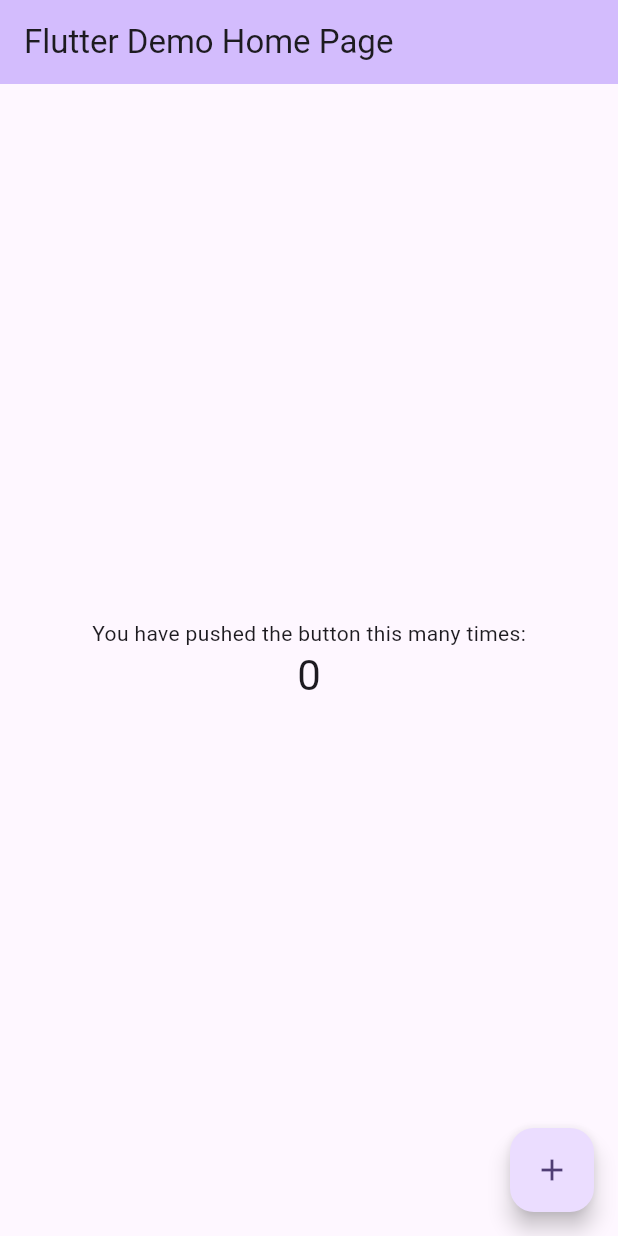
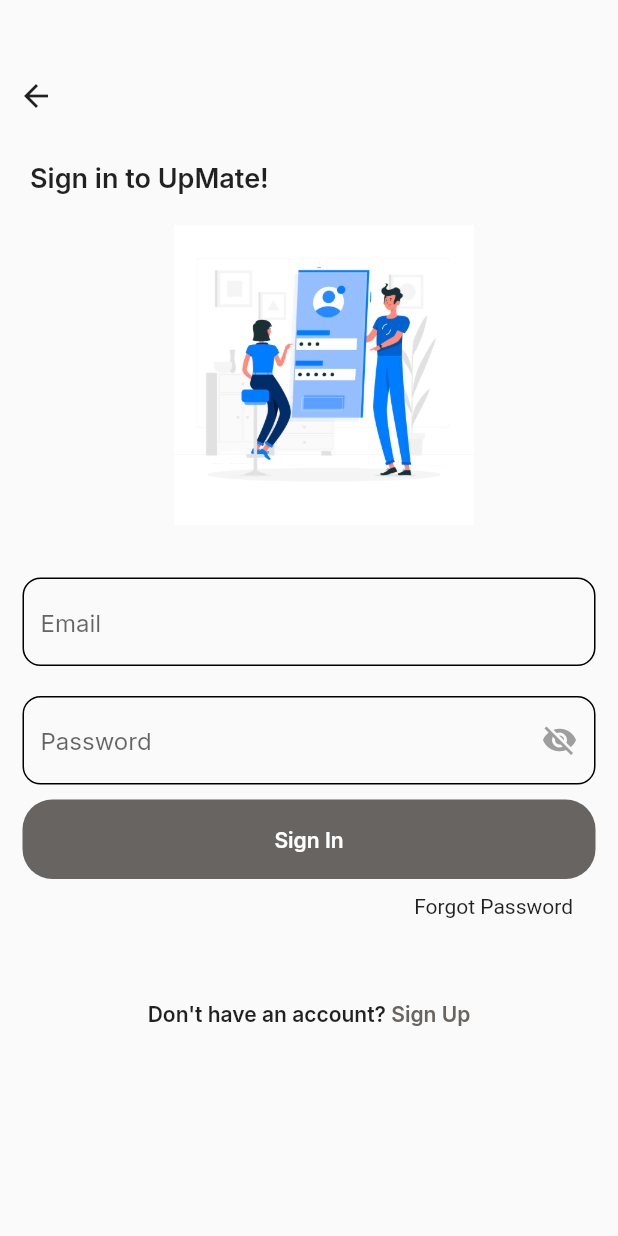
Before and after one commit to Armora-Tech/upmate, a Flutter app: the screen it shows after launch, on a phone screen of 412 x 824 dp. Run offline on Flutter 3.47's test engine with Material 2 defaults, Android fonts, the phone set to English and light mode, and no system bars; our stand-ins replace flutter_svg, get, get_storage, google_fonts.

```diff
--- a/lib/main.dart
+++ b/lib/main.dart
@@ -1,4 +1,8 @@
 import 'package:flutter/material.dart';
+import 'package:upmatev2/views/login_screen.dart';
+import 'package:flutter/services.dart';
+import 'package:get/route_manager.dart';
+import 'package:get_storage/get_storage.dart';
 
 void main() {
   runApp(const MyApp());
@@ -70,56 +74,13 @@ class _MyHomePageState extends State<MyHomePage> {
 
   @override
   Widget build(BuildContext context) {
-    // This method is rerun every time setState is called, for instance as done
-    // by the _incrementCounter method above.
-    //
-    // The Flutter framework has been optimized to make rerunning build methods
-    // fast, so that you can just rebuild anything that needs updating rather
-    // than having to individually change instances of widgets.
-    return Scaffold(
-      appBar: AppBar(
-        // TRY THIS: Try changing the color here to a specific color (to
-        // Colors.amber, perhaps?) and trigger a hot reload to see the AppBar
-        // change color while the other colors stay the same.
-        backgroundColor: Theme.of(context).colorScheme.inversePrimary,
-        // Here we take the value from the MyHomePage object that was created by
-        // the App.build method, and use it to set our appbar title.
-        title: Text(widget.title),
+    return GetMaterialApp(
+      title: 'Daily Expenses',
+      debugShowCheckedModeBanner: false,
+      theme: ThemeData(
+        primarySwatch: Colors.blue,
       ),
-      body: Center(
-        // Center is a layout widget. It takes a single child and positions it
-        // in the middle of the parent.
-        child: Column(
-          // Column is also a layout widget. It takes a list of children and
-          // arranges them vertically. By default, it sizes itself to fit its
-          // children horizontally, and tries to be as tall as its parent.
-          //
-          // Column has various properties to control how it sizes itself and
-          // how it positions its children. Here we use mainAxisAlignment to
-          // center the children vertically; the main axis here is the vertical
-          // axis because Columns are vertical (the cross axis would be
-          // horizontal).
-          //
-          // TRY THIS: Invoke "debug painting" (choose the "Toggle Debug Paint"
-          // action in the IDE, or press "p" in the console), to see the
-          // wireframe for each widget.
-          mainAxisAlignment: MainAxisAlignment.center,
-          children: <Widget>[
-            const Text(
-              'You have pushed the button this many times:',
-            ),
-            Text(
-              '$_counter',
-              style: Theme.of(context).textTheme.headlineMedium,
-            ),
-          ],
-        ),
-      ),
-      floatingActionButton: FloatingActionButton(
-        onPressed: _incrementCounter,
-        tooltip: 'Increment',
-        child: const Icon(Icons.add),
-      ), // This trailing comma makes auto-formatting nicer for build methods.
+      home: LoginScreen(),
     );
   }
 }
--- /dev/null
+++ b/lib/views/login_screen.dart
@@ -0,0 +1,188 @@
+import 'package:flutter/gestures.dart';
+import 'package:flutter/material.dart';
+import 'package:get/get.dart';
+import 'package:google_fonts/google_fonts.dart';
+import 'package:upmatev2/views/register_screen.dart';
+
+class LoginScreen extends StatelessWidget {
+  final TextEditingController emailController = TextEditingController();
+  final TextEditingController passwordController = TextEditingController();
+
+  final OutlineInputBorder _outlineBorder = OutlineInputBorder(
+    borderSide: BorderSide(width: 1),
+    borderRadius: BorderRadius.circular(12.0),
+  );
+
+  final RxBool _obscureText = true.obs;
+  final RxBool _keepMeSignIn = false.obs;
+
+  String email = "";
+  String password = "";
+
+  LoginScreen({super.key});
+
+  @override
+  Widget build(BuildContext context) {
+    return Scaffold(
+      body: SingleChildScrollView(
+        child: Column(
+          crossAxisAlignment: CrossAxisAlignment.start,
+          children: [
+            const SizedBox(height: 40.0),
+            IconButton(
+              onPressed: () {},
+              icon: Icon(Icons.arrow_back),
+            ),
+            const SizedBox(height: 20.0),
+            Padding(
+              padding: const EdgeInsets.only(left: 20.0, bottom: 20.0),
+              child: Column(
+                crossAxisAlignment: CrossAxisAlignment.start,
+                children: [
+                  Text(
+                    "Sign in to UpMate!",
+                    style: GoogleFonts.inter(
+                      fontSize: 18,
+                      fontWeight: FontWeight.w600,
+                    ),
+                  ),
+                  const SizedBox(height: 20.0),
+                  Center(
+                    child: Container(
+                      width: 200.0, // Set the width of the container
+                      height: 200.0, // Set the height of the container
+                      decoration: BoxDecoration(
+                        color: Colors.blue, // Set the background color of the container
+                        borderRadius: BorderRadius.circular(10.0), // Add rounded corners
+                      ),
+                      child: Image.asset(
+                        'assets/image/login.jpg', // Replace with your image asset path
+                        fit: BoxFit.cover, // Set the image fit mode
+                      ),
+                    ),
+                  ),
+                ],
+              ),
+            ),
+            Padding(
+              padding: const EdgeInsets.all(15.0),
+              child: Column(
+                children: [
+                  TextField(
+                    controller: emailController,
+                    decoration: InputDecoration(
+                      hintText: 'Email',
+                      hintStyle: GoogleFonts.inter(
+                        fontSize: 16,
+                        fontWeight: FontWeight.w400,
+                      ),
+                      enabledBorder: _outlineBorder,
+                      focusedBorder: _outlineBorder,
+                    ),
+                  ),
+                  const SizedBox(height: 20.0),
+                  Obx(
+                    () => TextField(
+                      controller: passwordController,
+                      obscureText: _obscureText.value,
+                      decoration: InputDecoration(
+                        hintText: 'Password',
+                        hintStyle: GoogleFonts.inter(
+                          fontSize: 16,
+                          fontWeight: FontWeight.w400,
+                        ),
+                        enabledBorder: _outlineBorder,
+                        focusedBorder: _outlineBorder,
+                        suffixIcon: GestureDetector(
+                          onTap: () {
+                            _obscureText.toggle();
+                          },
+                          child: Icon(
+                            _obscureText.value ? Icons.visibility_off : Icons.visibility,
+                            color: Colors.grey,
+                          ),
+                        ),
+                      ),
+                    ),
+                  ),
+                  const SizedBox(height: 10.0),
+                  Container(
+                    width: double.infinity,
+                    child: TextButton(
+                      style: TextButton.styleFrom(
+                        backgroundColor: Color.fromARGB(255, 104, 100, 97),
+                        shape: RoundedRectangleBorder(
+                          borderRadius: BorderRadius.circular(20),
+                        ),
+                      ),
+                      onPressed: () {},
+                      child: Padding(
+                        padding: const EdgeInsets.all(10.0),
+                        child: Text(
+                          "Sign In",
+                          style: GoogleFonts.inter(
+                            textStyle: const TextStyle(
+                              fontSize: 14,
+                              fontWeight: FontWeight.w600,
+                              color: Colors.white,
+                            ),
+                          ),
+                        ),
+                      ),
+                    ),
+                  ),
+                  const SizedBox(height: 10.0),
+                  Align(
+                    alignment: Alignment.bottomRight,
+                    child: Padding(
+                      padding: const EdgeInsets.only(right: 15.0),
+                      child: Text("Forgot Password"),
+                    ),
+                  ),
+                ],
+              ),
+            ),
+            const SizedBox(height: 40.0),
+            Center(
+              child: Column(
+                children: [
+                  Text.rich(
+                    TextSpan(
+                      children: [
+                        TextSpan(
+                          text: "Don't have an account? ",
+                          style: GoogleFonts.inter(
+                            textStyle: const TextStyle(
+                              fontSize: 14,
+                              fontWeight: FontWeight.w600,
+                            ),
+                          ),
+                        ),
+                        TextSpan(
+                          text: "Sign Up",
+                          style: GoogleFonts.inter(
+                            textStyle: const TextStyle(
+                              fontSize: 14,
+                              fontWeight: FontWeight.w600,
+                              color: Color.fromARGB(255, 104, 100, 97),
+                            ),
+                          ),
+                          recognizer: TapGestureRecognizer()
+                            ..onTap = () {
+                              // Handle the click event here
+                              Get.to(() => RegisterScreen());
+                            },
+                        ),
+                      ],
+                    ),
+                  ),
+                  const SizedBox(height: 20.0),
+                ],
+              ),
+            ),
+          ],
+        ),
+      ),
+    );
+  }
+}
```
Also changed, not shown: lib/views/register_screen.dart (added, +260 -0 lines), pubspec.yaml (+8 -0 lines), assets/image/login.jpg (added), assets/logos/facebook.png (added), assets/logos/facebook.svg (added), assets/logos/google.svg (added), assets/logos/twitter.svg (added), pubspec.lock, 1 other file.
